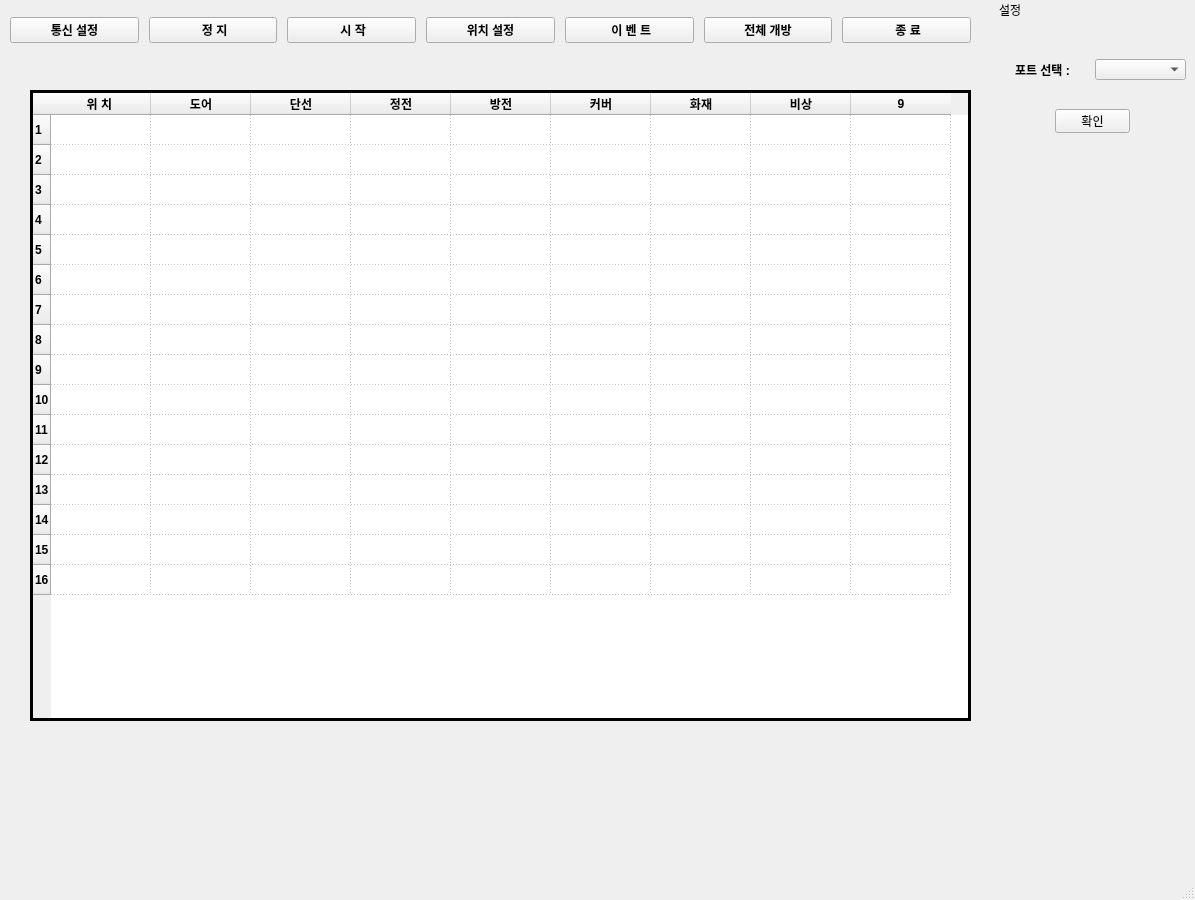
Qt form EMRDoor.ui (gyu-young-shin/pyEmrDoor) before a commit.
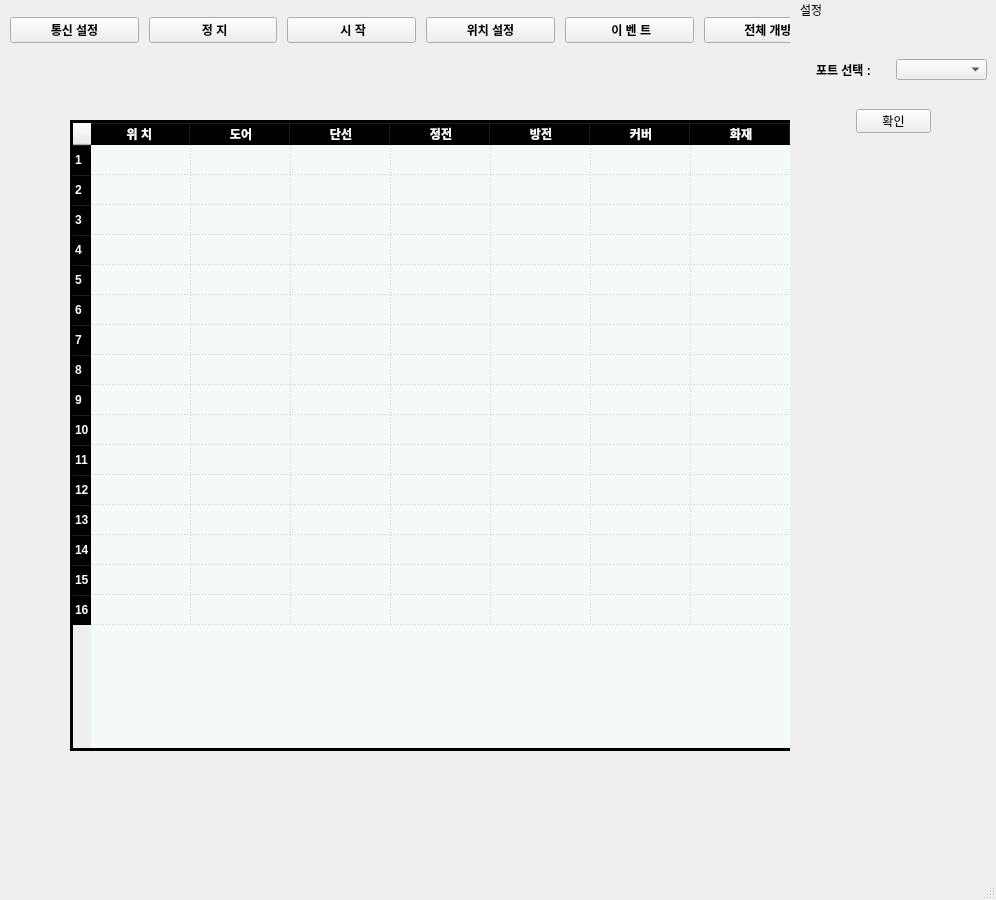
The same form after that commit. Icons and pictures are not drawn.

Patch:
```diff
--- a/EMRDoor.ui
+++ b/EMRDoor.ui
@@ -9,7 +9,7 @@
    <rect>
     <x>0</x>
     <y>0</y>
-    <width>1195</width>
+    <width>996</width>
     <height>900</height>
    </rect>
   </property>
@@ -208,221 +208,12 @@
      </item>
     </layout>
    </widget>
-   <widget class="QWidget" name="gridLayoutWidget">
-    <property name="geometry">
-     <rect>
-      <x>150</x>
-      <y>130</y>
-      <width>711</width>
-      <height>251</height>
-     </rect>
-    </property>
-    <layout class="QGridLayout" name="gridLayout">
-     <property name="leftMargin">
-      <number>20</number>
-     </property>
-     <property name="topMargin">
-      <number>10</number>
-     </property>
-     <property name="rightMargin">
-      <number>20</number>
-     </property>
-     <property name="bottomMargin">
-      <number>10</number>
-     </property>
-     <property name="spacing">
-      <number>20</number>
-     </property>
-     <item row="0" column="4">
-      <widget class="QLabel" name="label_9">
-       <property name="text">
-        <string/>
-       </property>
-       <property name="pixmap">
-        <pixmap resource="emrdoor_imag.qrc">:/image/image/RedOff.png</pixmap>
-       </property>
-       <property name="scaledContents">
-        <bool>true</bool>
-       </property>
-      </widget>
-     </item>
-     <item row="0" column="0">
-      <widget class="QLabel" name="label_7">
-       <property name="text">
-        <string/>
-       </property>
-       <property name="pixmap">
-        <pixmap resource="emrdoor_imag.qrc">:/image/image/RedOff.png</pixmap>
-       </property>
-       <property name="scaledContents">
-        <bool>true</bool>
-       </property>
-      </widget>
-     </item>
-     <item row="1" column="1">
-      <widget class="QLabel" name="label_6">
-       <property name="text">
-        <string/>
-       </property>
-       <property name="pixmap">
-        <pixmap resource="emrdoor_imag.qrc">:/image/image/RedOff.png</pixmap>
-       </property>
-       <property name="scaledContents">
-        <bool>true</bool>
-       </property>
-      </widget>
-     </item>
-     <item row="1" column="6">
-      <widget class="QLabel" name="label_5">
-       <property name="text">
-        <string/>
-       </property>
-       <property name="pixmap">
-        <pixmap resource="emrdoor_imag.qrc">:/image/image/RedOff.png</pixmap>
-       </property>
-       <property name="scaledContents">
-        <bool>true</bool>
-       </property>
-      </widget>
-     </item>
-     <item row="1" column="4">
-      <widget class="QLabel" name="label_4">
-       <property name="text">
-        <string/>
-       </property>
-       <property name="pixmap">
-        <pixmap resource="emrdoor_imag.qrc">:/image/image/RedOff.png</pixmap>
-       </property>
-       <property name="scaledContents">
-        <bool>true</bool>
-       </property>
-      </widget>
-     </item>
-     <item row="1" column="2">
-      <widget class="QLabel" name="label_3">
-       <property name="text">
-        <string/>
-       </property>
-       <property name="pixmap">
-        <pixmap resource="emrdoor_imag.qrc">:/image/image/GreenOn.png</pixmap>
-       </property>
-       <property name="scaledContents">
-        <bool>true</bool>
-       </property>
-      </widget>
-     </item>
-     <item row="1" column="5">
-      <widget class="QLabel" name="label_8">
-       <property name="text">
-        <string/>
-       </property>
-       <property name="pixmap">
-        <pixmap resource="emrdoor_imag.qrc">:/image/image/RedOff.png</pixmap>
-       </property>
-       <property name="scaledContents">
-        <bool>true</bool>
-       </property>
-      </widget>
-     </item>
-     <item row="1" column="3">
-      <widget class="QLabel" name="label">
-       <property name="text">
-        <string/>
-       </property>
-       <property name="pixmap">
-        <pixmap resource="emrdoor_imag.qrc">:/image/image/RedOff.png</pixmap>
-       </property>
-       <property name="scaledContents">
-        <bool>true</bool>
-       </property>
-      </widget>
-     </item>
-     <item row="1" column="0">
-      <widget class="QLabel" name="label_10">
-       <property name="text">
-        <string/>
-       </property>
-       <property name="pixmap">
-        <pixmap resource="emrdoor_imag.qrc">:/image/image/RedOff.png</pixmap>
-       </property>
-       <property name="scaledContents">
-        <bool>true</bool>
-       </property>
-      </widget>
-     </item>
-     <item row="0" column="1">
-      <widget class="QLabel" name="label_11">
-       <property name="text">
-        <string/>
-       </property>
-       <property name="pixmap">
-        <pixmap resource="emrdoor_imag.qrc">:/image/image/RedOff.png</pixmap>
-       </property>
-       <property name="scaledContents">
-        <bool>true</bool>
-       </property>
-      </widget>
-     </item>
-     <item row="0" column="2">
-      <widget class="QLabel" name="label_12">
-       <property name="text">
-        <string/>
-       </property>
-       <property name="pixmap">
-        <pixmap resource="emrdoor_imag.qrc">:/image/image/RedOff.png</pixmap>
-       </property>
-       <property name="scaledContents">
-        <bool>true</bool>
-       </property>
-      </widget>
-     </item>
-     <item row="0" column="3">
-      <widget class="QLabel" name="label_13">
-       <property name="text">
-        <string/>
-       </property>
-       <property name="pixmap">
-        <pixmap resource="emrdoor_imag.qrc">:/image/image/RedOff.png</pixmap>
-       </property>
-       <property name="scaledContents">
-        <bool>true</bool>
-       </property>
-      </widget>
-     </item>
-     <item row="2" column="0">
-      <widget class="QLabel" name="label_14">
-       <property name="text">
-        <string/>
-       </property>
-       <property name="pixmap">
-        <pixmap resource="emrdoor_imag.qrc">:/image/image/RedOff.png</pixmap>
-       </property>
-       <property name="scaledContents">
-        <bool>true</bool>
-       </property>
-      </widget>
-     </item>
-     <item row="3" column="0">
-      <widget class="QLabel" name="label_15">
-       <property name="text">
-        <string/>
-       </property>
-       <property name="pixmap">
-        <pixmap resource="emrdoor_imag.qrc">:/image/image/RedOff.png</pixmap>
-       </property>
-       <property name="scaledContents">
-        <bool>true</bool>
-       </property>
-      </widget>
-     </item>
-    </layout>
-   </widget>
    <widget class="QTableWidget" name="tableWidget">
     <property name="geometry">
      <rect>
-      <x>30</x>
-      <y>90</y>
-      <width>941</width>
+      <x>70</x>
+      <y>120</y>
+      <width>831</width>
       <height>631</height>
      </rect>
     </property>
@@ -431,6 +222,19 @@
       <bold>true</bold>
      </font>
     </property>
+    <property name="styleSheet">
+     <string notr="true">QHeaderView::section{
+font-weight:bold;
+background-color:black;
+color:white;
+}
+
+QTableWidget{
+alternate-background-color : #B0EDFB;
+background-color: #F4F9FA;
+
+}</string>
+    </property>
     <property name="frameShape">
      <enum>QFrame::Shape::Box</enum>
     </property>
@@ -464,6 +268,9 @@
     <property name="sortingEnabled">
      <bool>false</bool>
     </property>
+    <property name="columnCount">
+     <number>8</number>
+    </property>
     <row/>
     <row/>
     <row/>
@@ -520,7 +327,6 @@
       <string>비상</string>
      </property>
     </column>
-    <column/>
    </widget>
    <zorder>tableWidget</zorder>
    <zorder>horizontalLayoutWidget</zorder>
```
Left out of the diff: 13 changed lines with no effect on the pictures.
